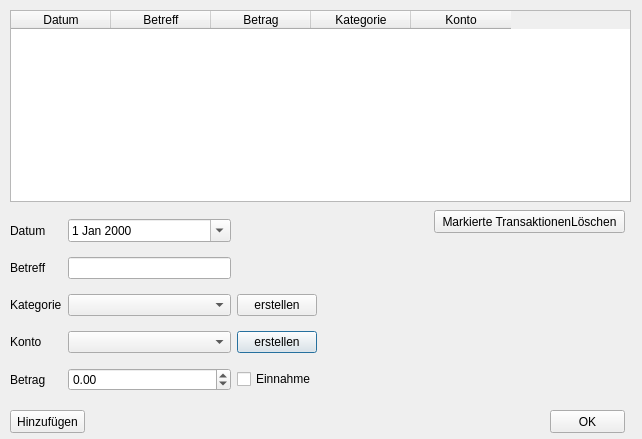
Before: the Qt Designer form View/src/main/resources/design/ui/transactiondialog.ui in marcuskraft/DimeDiaryJavaFx, drawn with Qt 5.
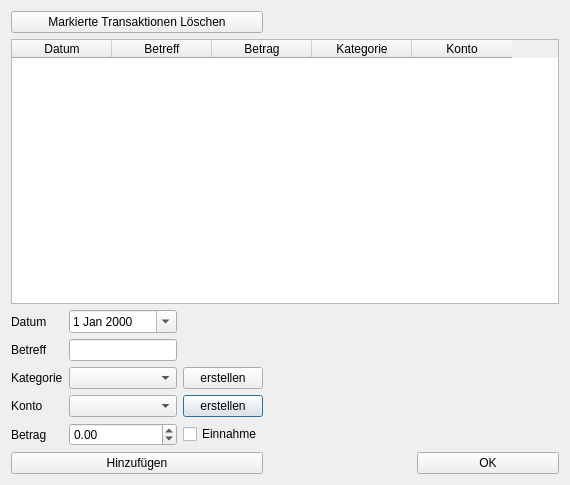
After: the same form once the commit is applied.

The edit to the form file:
```diff
--- a/View/src/main/resources/design/ui/transactiondialog.ui
+++ b/View/src/main/resources/design/ui/transactiondialog.ui
@@ -6,22 +6,15 @@
    <rect>
     <x>0</x>
     <y>0</y>
-    <width>642</width>
-    <height>439</height>
+    <width>570</width>
+    <height>485</height>
    </rect>
   </property>
   <property name="windowTitle">
    <string>Transaktion erstellen</string>
   </property>
-  <widget class="QWidget" name="gridLayoutWidget">
-   <property name="geometry">
-    <rect>
-     <x>10</x>
-     <y>210</y>
-     <width>307</width>
-     <height>191</height>
-    </rect>
-   </property>
+  <layout class="QGridLayout" name="gridLayout_2">
+   <item row="2" column="0">
    <layout class="QGridLayout" name="gridLayout">
     <item row="1" column="2">
      <widget class="QLineEdit" name="subjectEdit"/>
@@ -106,29 +99,36 @@
      </widget>
     </item>
    </layout>
-  </widget>
+   </item>
+   <item row="2" column="2">
+    <spacer name="horizontalSpacer">
+     <property name="orientation">
+      <enum>Qt::Horizontal</enum>
+     </property>
+     <property name="sizeHint" stdset="0">
+      <size>
+       <width>40</width>
+       <height>20</height>
+      </size>
+     </property>
+    </spacer>
+   </item>
+   <item row="3" column="0">
   <widget class="QPushButton" name="pushButtonAdd">
-   <property name="geometry">
-    <rect>
-     <x>10</x>
-     <y>410</y>
-     <width>75</width>
-     <height>23</height>
-    </rect>
-   </property>
    <property name="text">
     <string>Hinzufügen</string>
    </property>
   </widget>
+   </item>
+   <item row="3" column="2">
+    <widget class="QPushButton" name="pushButtonOK">
+     <property name="text">
+      <string>OK</string>
+     </property>
+    </widget>
+   </item>
+   <item row="1" column="0" colspan="3">
   <widget class="QTableWidget" name="tableTransactions">
-   <property name="geometry">
-    <rect>
-     <x>10</x>
-     <y>10</y>
-     <width>621</width>
-     <height>192</height>
-    </rect>
-   </property>
    <property name="selectionBehavior">
     <enum>QAbstractItemView::SelectRows</enum>
    </property>
@@ -158,32 +158,41 @@
     </property>
    </column>
   </widget>
+   </item>
+   <item row="0" column="0">
   <widget class="QPushButton" name="pushButtonDelete">
-   <property name="geometry">
-    <rect>
-     <x>434</x>
-     <y>210</y>
-     <width>191</width>
-     <height>23</height>
-    </rect>
-   </property>
    <property name="text">
-    <string>Markierte TransaktionenLöschen</string>
-   </property>
-  </widget>
-  <widget class="QPushButton" name="pushButtonOK">
-   <property name="geometry">
-    <rect>
-     <x>550</x>
-     <y>410</y>
-     <width>75</width>
-     <height>23</height>
-    </rect>
-   </property>
-   <property name="text">
-    <string>OK</string>
-   </property>
-  </widget>
+      <string>Markierte Transaktionen Löschen</string>
+     </property>
+    </widget>
+   </item>
+   <item row="3" column="1">
+    <spacer name="horizontalSpacer_2">
+     <property name="orientation">
+      <enum>Qt::Horizontal</enum>
+     </property>
+     <property name="sizeHint" stdset="0">
+      <size>
+       <width>40</width>
+       <height>20</height>
+      </size>
+     </property>
+    </spacer>
+   </item>
+   <item row="0" column="1" colspan="2">
+    <spacer name="horizontalSpacer_3">
+     <property name="orientation">
+      <enum>Qt::Horizontal</enum>
+     </property>
+     <property name="sizeHint" stdset="0">
+      <size>
+       <width>40</width>
+       <height>20</height>
+      </size>
+     </property>
+    </spacer>
+   </item>
+  </layout>
  </widget>
  <tabstops>
   <tabstop>dateEdit</tabstop>
```
Left out of the diff: 1 changed line with no effect on the pictures. Lines whose indentation alone changed are shown as unchanged.
